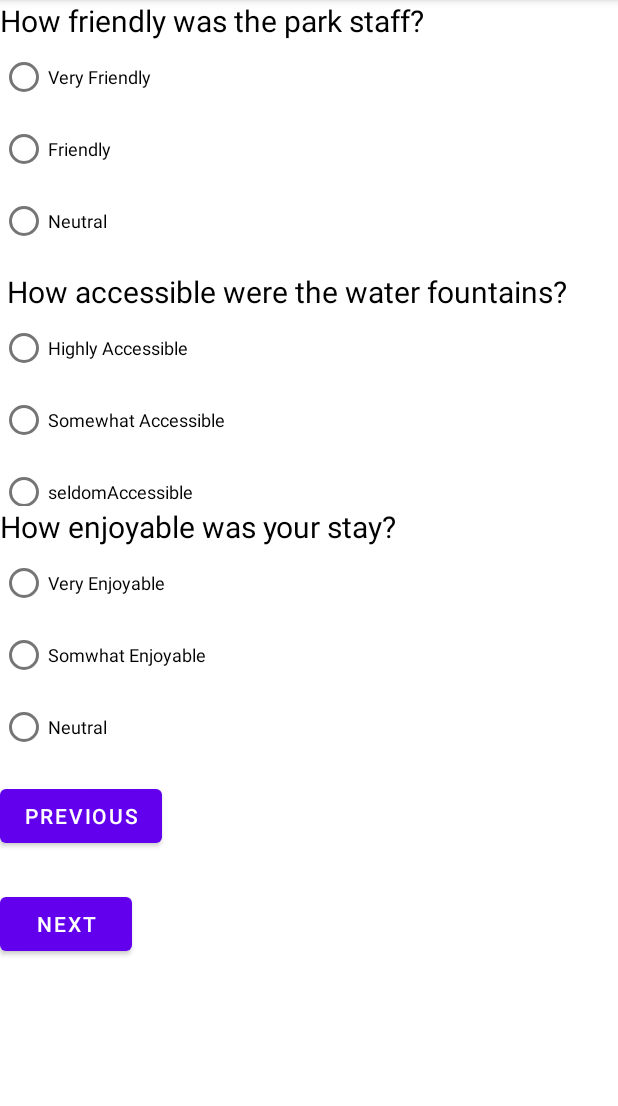
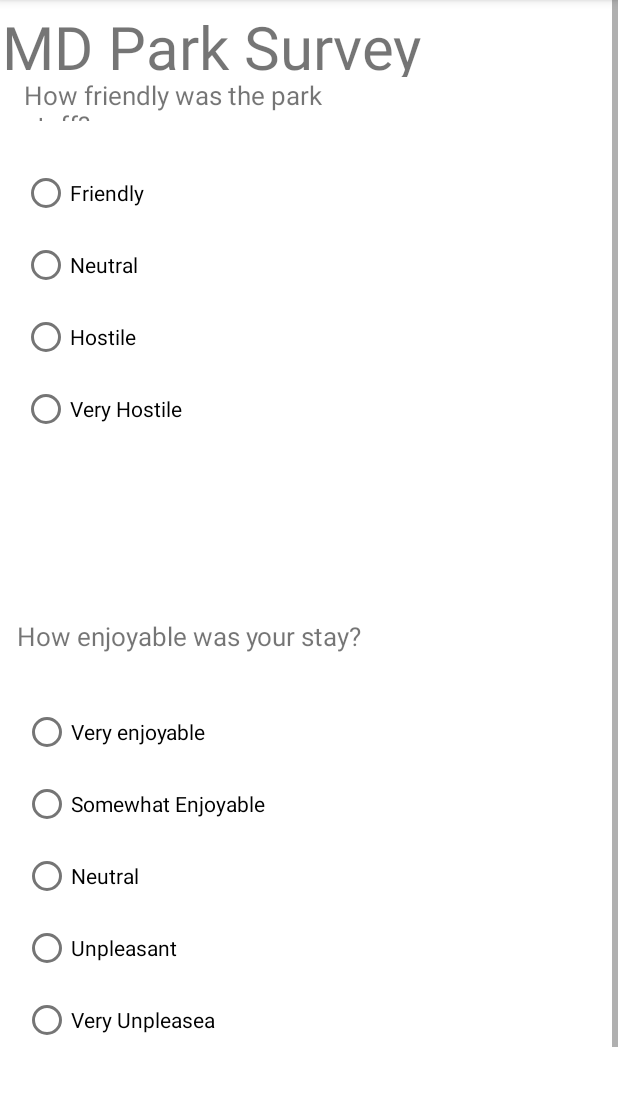
Before and after one commit to ppappala/CMSC436_Final_Project, an Android app: the pageTwoSurvey screen opened directly, with no data from a screen before it, on a phone screen of 412 x 824 dp, the part 84-1190 px from its top. Run offline under Robolectric (Android 15) with nearby library versions, the phone set to English and light mode, and no system bars; 4 statements that could not run were skipped.

Commit message:
keya xml again

```diff
--- a/app/src/main/res/layout/activity_page_two_survey.xml
+++ b/app/src/main/res/layout/activity_page_two_survey.xml
@@ -1,214 +1,153 @@
 <?xml version="1.0" encoding="utf-8"?>
-
-<LinearLayout xmlns:android="http://schemas.android.com/apk/res/android"
+<ScrollView xmlns:android="http://schemas.android.com/apk/res/android"
     xmlns:app="http://schemas.android.com/apk/res-auto"
     xmlns:tools="http://schemas.android.com/tools"
     android:layout_width="match_parent"
-android:layout_height="match_parent"
-tools:context=".MainActivity"
-android:orientation="vertical">
+    android:layout_height="wrap_content"
+    tools:layout_editor_absoluteX="1dp"
+    tools:layout_editor_absoluteY="1dp"
+    android:fillViewport="true">
 
-
-    <TextView
-        android:id="@+id/howFriendly"
-        android:layout_width="wrap_content"
-        android:layout_height="wrap_content"
-        android:text="How friendly was the park staff?"
-        android:textColor="#000000"
-        android:textSize="20sp"
-
-        app:layout_constraintBottom_toBottomOf="parent"
-        app:layout_constraintEnd_toEndOf="parent"
-        app:layout_constraintHorizontal_bias="0.179"
-        app:layout_constraintStart_toStartOf="parent"
-        app:layout_constraintTop_toTopOf="parent"
-        app:layout_constraintVertical_bias="0.132" />
+    <androidx.constraintlayout.widget.ConstraintLayout
+        android:layout_width="match_parent"
+        android:layout_height="wrap_content">
 
         <RadioGroup
             android:id="@+id/radioGroup3"
-        android:layout_width="309dp"
-        android:layout_height="153dp"
-        app:layout_constraintBottom_toBottomOf="parent"
+            android:layout_width="202dp"
+            android:layout_height="271dp"
+            android:layout_marginTop="24dp"
             app:layout_constraintEnd_toEndOf="parent"
-        app:layout_constraintHorizontal_bias="0.415"
+            app:layout_constraintHorizontal_bias="0.071"
             app:layout_constraintStart_toStartOf="parent"
-        app:layout_constraintTop_toTopOf="parent"
-        app:layout_constraintVertical_bias="0.239">
+            app:layout_constraintTop_toBottomOf="@+id/textView4">
 
             <RadioButton
-            android:id="@+id/veryFriendlyButton"
+                android:id="@+id/radio1"
                 android:layout_width="match_parent"
-            android:layout_height="48dp"
-            android:text="Very Friendly"
-            android:textSize="12sp" />
+                android:layout_height="wrap_content"
+                android:text="Friendly" />
 
             <RadioButton
-            android:id="@+id/friendlyButton"
-            android:layout_width="wrap_content"
-            android:layout_height="48dp"
-            android:text="Friendly"
-            android:textSize="12sp" />
+                android:id="@+id/radio2"
+
+                android:layout_width="match_parent"
+                android:layout_height="wrap_content"
+                android:text="Neutral" />
 
             <RadioButton
-            android:id="@+id/neutralButton1"
+                android:id="@+id/radio3"
+
                 android:layout_width="match_parent"
-            android:layout_height="48dp"
-            android:text="Neutral"
-            android:textSize="12sp" />
+                android:layout_height="wrap_content"
+                android:text="Hostile" />
 
             <RadioButton
-            android:id="@+id/hostileButton"
+                android:id="@+id/radio4"
+
                 android:layout_width="match_parent"
-            android:layout_height="48dp"
-            android:text="Hostile"
-            android:textSize="12sp" />
+                android:layout_height="wrap_content"
+                android:text="Very Hostile" />
 
-        <RadioButton
-            android:id="@+id/veryHostileButton"
-            android:layout_width="match_parent"
-            android:layout_height="30dp"
-            android:text="Very Hostile"
-            android:textSize="12sp" />
-    </RadioGroup>
-
-
-<TextView
-    android:id="@+id/waterAccess"
-    android:layout_width="wrap_content"
-    android:layout_height="wrap_content"
-    android:text=" How accessible were the water fountains?"
-    android:textColor="#000000"
-    android:textSize="20sp"
-    app:layout_constraintBottom_toBottomOf="parent"
-    app:layout_constraintEnd_toEndOf="parent"
-    app:layout_constraintHorizontal_bias="0.896"
-    app:layout_constraintStart_toStartOf="parent"
-    app:layout_constraintTop_toTopOf="parent" />
-
-<RadioGroup
-    android:id="@+id/radioGroup4"
-    android:layout_width="303dp"
-    android:layout_height="129dp"
-    app:layout_constraintBottom_toBottomOf="parent"
-    app:layout_constraintEnd_toEndOf="parent"
-    app:layout_constraintHorizontal_bias="0.203"
-    app:layout_constraintStart_toStartOf="parent"
-    app:layout_constraintTop_toTopOf="parent"
-    app:layout_constraintVertical_bias="0.764">
-
-    <RadioButton
-        android:id="@+id/highlyAccessible"
-        android:layout_width="match_parent"
-        android:layout_height="48dp"
-        android:text="Highly Accessible"
-        android:textSize="12sp" />
-
-    <RadioButton
-        android:id="@+id/someWhatAccessible"
-        android:layout_width="match_parent"
-        android:layout_height="48dp"
-        android:text="Somewhat Accessible"
-        android:textSize="12sp" />
-
-    <RadioButton
-        android:id="@+id/seldomAccessible"
-        android:layout_width="match_parent"
-        android:layout_height="48dp"
-        android:text="seldomAccessible"
-        android:textSize="12sp" />
-
-    <RadioButton
-        android:id="@+id/notAccessible"
-        android:layout_width="match_parent"
-        android:layout_height="30dp"
-        android:text="Not Accessible"
-        android:textSize="12sp" />
 
         </RadioGroup>
 
         <TextView
-    android:id="@+id/enjoyStay"
+            android:id="@+id/textView4"
+            android:layout_width="205dp"
+            android:layout_height="29dp"
+            android:text="How friendly was the park staff?"
+            android:textSize="17sp"
+            app:layout_constraintEnd_toEndOf="parent"
+            app:layout_constraintHorizontal_bias="0.077"
+            app:layout_constraintStart_toStartOf="parent"
+            app:layout_constraintTop_toBottomOf="@+id/textView8" />
+
+        <TextView
+            android:id="@+id/textView5"
             android:layout_width="wrap_content"
             android:layout_height="wrap_content"
+            android:layout_marginTop="36dp"
             android:text="How enjoyable was your stay?"
-    android:textColor="#000000"
-    android:textSize="20sp"
-    app:layout_constraintBottom_toBottomOf="parent"
+            android:textSize="17sp"
             app:layout_constraintEnd_toEndOf="parent"
-    app:layout_constraintHorizontal_bias="0.179"
+            app:layout_constraintHorizontal_bias="0.064"
             app:layout_constraintStart_toStartOf="parent"
-    app:layout_constraintTop_toTopOf="parent"
-    app:layout_constraintVertical_bias="0.132" />
+            app:layout_constraintTop_toBottomOf="@+id/radioGroup3" />
 
         <RadioGroup
-    android:id="@+id/radioGroup5"
-    android:layout_width="323dp"
-    android:layout_height="155dp"
-    app:layout_constraintBottom_toBottomOf="parent"
+            android:id="@+id/radioGroup4"
+            android:layout_width="191dp"
+            android:layout_height="265dp"
+            android:layout_marginTop="28dp"
             app:layout_constraintEnd_toEndOf="parent"
-    app:layout_constraintHorizontal_bias="0.415"
+            app:layout_constraintHorizontal_bias="0.068"
             app:layout_constraintStart_toStartOf="parent"
-    app:layout_constraintTop_toTopOf="parent"
-    app:layout_constraintVertical_bias="0.239">
+            app:layout_constraintTop_toBottomOf="@+id/textView5">
 
             <RadioButton
-        android:id="@+id/veryEnjoyable"
+                android:id="@+id/r1"
                 android:layout_width="match_parent"
-        android:layout_height="48dp"
-        android:text="Very Enjoyable"
-        android:textSize="12sp" />
+                android:layout_height="wrap_content"
+                android:text="Very enjoyable" />
 
             <RadioButton
-        android:id="@+id/someWhatEnjoy"
+                android:id="@+id/radiosafe2"
                 android:layout_width="match_parent"
-        android:layout_height="48dp"
-        android:text="Somwhat Enjoyable"
-        android:textSize="12sp" />
+                android:layout_height="wrap_content"
+                android:text="Somewhat Enjoyable" />
 
             <RadioButton
-        android:id="@+id/neutralEnjoy"
+                android:id="@+id/radiosafe3"
                 android:layout_width="match_parent"
-        android:layout_height="48dp"
-        android:text="Neutral"
-        android:textSize="12sp" />
+                android:layout_height="wrap_content"
+                android:text="Neutral" />
 
             <RadioButton
-        android:id="@+id/dirtyButton"
+                android:id="@+id/radiosafe4"
                 android:layout_width="match_parent"
-        android:layout_height="48dp"
-        android:text="Dirty"
-        android:textSize="12sp" />
+                android:layout_height="wrap_content"
+                android:text="Unpleasant" />
 
             <RadioButton
-        android:id="@+id/veryDirtyButton"
+                android:id="@+id/radiosafe5"
                 android:layout_width="match_parent"
-        android:layout_height="30dp"
-        android:text="Very Dirty"
-        android:textSize="12sp" />
+                android:layout_height="wrap_content"
+                android:text="Very Unpleasea" />
         </RadioGroup>
 
         <Button
-    android:id="@+id/previous1"
+            android:id="@+id/next"
             android:layout_width="wrap_content"
             android:layout_height="wrap_content"
-    android:layout_marginBottom="24dp"
-    android:text="Previous"
-    app:layout_constraintBottom_toBottomOf="parent"
-    app:layout_constraintEnd_toStartOf="@+id/next2"
-    app:layout_constraintHorizontal_bias="0.108"
+            android:layout_marginTop="12dp"
+            android:text="Next"
+            app:layout_constraintEnd_toEndOf="parent"
+            app:layout_constraintHorizontal_bias="0.498"
             app:layout_constraintStart_toStartOf="parent"
-    tools:ignore="MissingConstraints" />
+            app:layout_constraintTop_toBottomOf="@+id/textView6" />
 
-    <Button
-        android:id="@+id/next2"
+        <TextView
+            android:id="@+id/textView6"
             android:layout_width="wrap_content"
             android:layout_height="wrap_content"
-        android:text="Next"
-        app:layout_constraintBottom_toBottomOf="parent"
+            android:layout_marginTop="36dp"
+            android:text="Answer every question"
             app:layout_constraintEnd_toEndOf="parent"
-        app:layout_constraintHorizontal_bias="0.839"
+            app:layout_constraintHorizontal_bias="0.498"
             app:layout_constraintStart_toStartOf="parent"
-        app:layout_constraintTop_toTopOf="parent"
-        app:layout_constraintVertical_bias="0.964" />
+            app:layout_constraintTop_toBottomOf="@+id/radioGroup4" />
 
-</LinearLayout>
+        <TextView
+            android:id="@+id/textView8"
+            android:layout_width="409dp"
+            android:layout_height="47dp"
+            android:layout_marginTop="4dp"
+            android:text="MD Park Survey"
+            android:textSize="40sp"
+            app:layout_constraintEnd_toEndOf="parent"
+            app:layout_constraintStart_toStartOf="parent"
+            app:layout_constraintTop_toTopOf="parent" />
+
+    </androidx.constraintlayout.widget.ConstraintLayout>
+</ScrollView>
```
Lines whose indentation alone changed are shown as unchanged.
